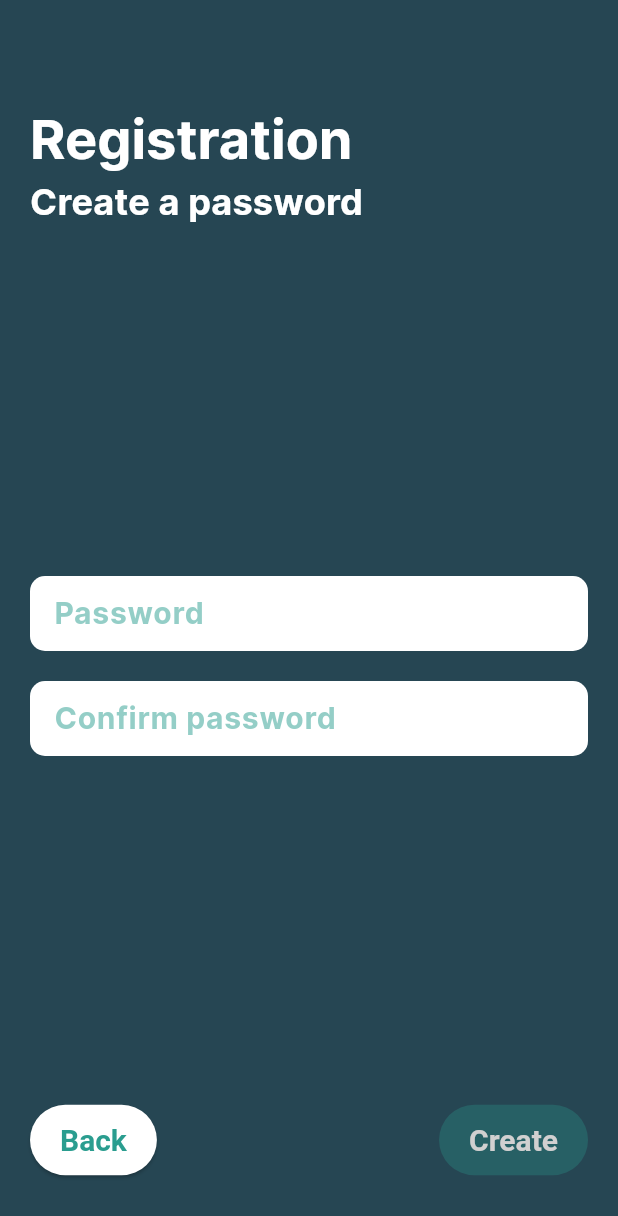
After one commit to stepan103ua/Flutter-Food-Delivery, a Flutter app: the RegisterView screen opened directly, swiped to page 3, on a phone screen of 412 x 824 dp. The commit adds this screen. Shown: the top 1216 px of the screen. Run offline on Flutter 3.47's test engine with Material 2 defaults, Android fonts, the phone set to English and light mode, and no system bars; our stand-ins replace bloc, equatable, firebase_auth, firebase_core, flutter_bloc; accounts and stored records are empty.

Commit message:
Create register password page

```diff
--- /dev/null
+++ b/lib/src/pages/auth/pages/register/pages/register_password.dart
@@ -0,0 +1,71 @@
+import 'package:flutter/material.dart';
+import 'package:flutter_bloc/flutter_bloc.dart';
+import 'package:food_delivery/src/widgets/app_text_field.dart';
+
+import '../../../../../values/strings.dart';
+import '../../../../../widgets/inverted_elevated_button.dart';
+import '../register_cubit/register_cubit.dart';
+
+class RegisterPassword extends StatelessWidget {
+  const RegisterPassword({super.key});
+
+  static const _subtitle = 'Create a password';
+  static const _passwordHint = 'Password';
+  static const _confirmPasswordHint = 'Confirm password';
+  static const _createText = 'Create';
+
+  @override
+  Widget build(BuildContext context) =>
+      BlocBuilder<RegisterCubit, RegisterState>(
+        builder: (context, state) => Padding(
+          padding: const EdgeInsets.symmetric(horizontal: 20),
+          child: Column(
+            crossAxisAlignment: CrossAxisAlignment.stretch,
+            children: [
+              Text(
+                _subtitle,
+                style: Theme.of(context).textTheme.titleMedium,
+              ),
+              const Spacer(),
+              AppTextField(
+                hint: _passwordHint,
+                onChanged: context.read<RegisterCubit>().onPasswordChanged,
+                isPassword: true,
+                isValid: state.password.isValid,
+              ),
+              const SizedBox(height: 20),
+              AppTextField(
+                hint: _confirmPasswordHint,
+                onChanged:
+                    context.read<RegisterCubit>().onConfirmPasswordChanged,
+                isPassword: true,
+                isValid: state.confirmPassword.isValid,
+              ),
+              const Spacer(),
+              Row(
+                mainAxisAlignment: MainAxisAlignment.spaceBetween,
+                children: [
+                  InvertedElevatedButton(
+                    onPressed: context.read<RegisterCubit>().previousPage,
+                    child: const Padding(
+                      padding: EdgeInsets.symmetric(horizontal: 20.0),
+                      child: Text(Strings.back),
+                    ),
+                  ),
+                  ElevatedButton(
+                    onPressed: state.canCreateAccount
+                        ? context.read<RegisterCubit>().onCreateAccount
+                        : null,
+                    child: const Padding(
+                      padding: EdgeInsets.symmetric(horizontal: 20.0),
+                      child: Text(_createText),
+                    ),
+                  )
+                ],
+              ),
+              const SizedBox(height: 40),
+            ],
+          ),
+        ),
+      );
+}
--- a/lib/src/pages/auth/pages/register/register_cubit/register_cubit.dart
+++ b/lib/src/pages/auth/pages/register/register_cubit/register_cubit.dart
@@ -27,6 +27,14 @@ class RegisterCubit extends Cubit<RegisterState> {
     final citiesSuggestions = await _repository.getCitiesSuggestions();
     emit(state.updatedCitiesSuggestions(citiesSuggestions));
   }
+
+  void onCreateAccount() {}
+
+  void onPasswordChanged(String? password) =>
+      emit(state.updatedPassword(password));
+
+  void onConfirmPasswordChanged(String? confirmPassword) =>
+      emit(state.updatedConfirmPassword(confirmPassword));
 
   void onNameChanged(String? name) => emit(state.updatedName(name));
 
--- a/lib/src/pages/auth/pages/register/register_cubit/register_state.dart
+++ b/lib/src/pages/auth/pages/register/register_cubit/register_state.dart
@@ -5,6 +5,8 @@ abstract class RegisterState extends Equatable {
   final ValidationModel name;
   final ValidationModel lastName;
   final ValidationModel email;
+  final ValidationModel password;
+  final ValidationModel confirmPassword;
   final CitySuggestion? city;
 
   final List<CitySuggestion> citiesSuggestions;
@@ -20,6 +22,8 @@ abstract class RegisterState extends Equatable {
     required this.city,
     required this.foundCitiesSuggestions,
     required this.query,
+    required this.confirmPassword,
+    required this.password,
   });
 
   bool get canGoToCity =>
@@ -31,6 +35,43 @@ abstract class RegisterState extends Equatable {
       email.isValid!;
 
   bool get canGoToPassword => canGoToCity && city != null;
+
+  bool get canCreateAccount =>
+      canGoToPassword &&
+      password.isValid != null &&
+      password.isValid! &&
+      confirmPassword.isValid != null &&
+      confirmPassword.isValid!;
+
+  RegisterState updatedPassword(String? password) => RegisterUpdated(
+        step: step,
+        name: name,
+        lastName: lastName,
+        email: email,
+        citiesSuggestions: citiesSuggestions,
+        city: city,
+        foundCitiesSuggestions: foundCitiesSuggestions,
+        query: query,
+        password: AppValidation.passwordValidation(password),
+        confirmPassword: confirmPassword,
+      );
+
+  RegisterState updatedConfirmPassword(String? confirmPassword) =>
+      RegisterUpdated(
+        step: step,
+        name: name,
+        lastName: lastName,
+        email: email,
+        citiesSuggestions: citiesSuggestions,
+        city: city,
+        foundCitiesSuggestions: foundCitiesSuggestions,
+        query: query,
+        password: password,
+        confirmPassword: AppValidation.confirmPasswordValidation(
+          basePassword: password.value,
+          confirmPassword: confirmPassword,
+        ),
+      );
 
   RegisterState updatedQuery({
     required List<CitySuggestion> foundCitiesSuggestions,
@@ -45,6 +86,8 @@ abstract class RegisterState extends Equatable {
         city: city,
         foundCitiesSuggestions: foundCitiesSuggestions,
         query: query,
+        password: password,
+        confirmPassword: confirmPassword,
       );
 
   RegisterState updatedCity(CitySuggestion city) => RegisterUpdated(
@@ -56,6 +99,8 @@ abstract class RegisterState extends Equatable {
         city: city,
         foundCitiesSuggestions: foundCitiesSuggestions,
         query: query,
+        password: password,
+        confirmPassword: confirmPassword,
       );
 
   RegisterState updatedStep(RegisterStep step) => RegisterUpdated(
@@ -67,6 +112,8 @@ abstract class RegisterState extends Equatable {
         city: city,
         foundCitiesSuggestions: foundCitiesSuggestions,
         query: query,
+        password: password,
+        confirmPassword: confirmPassword,
       );
 
   RegisterState updatedCitiesSuggestions(
@@ -81,6 +128,8 @@ abstract class RegisterState extends Equatable {
         city: city,
         foundCitiesSuggestions: citiesSuggestions,
         query: query,
+        password: password,
+        confirmPassword: confirmPassword,
       );
 
   RegisterState updatedName(String? name) => RegisterUpdated(
@@ -92,6 +141,8 @@ abstract class RegisterState extends Equatable {
         city: city,
         foundCitiesSuggestions: foundCitiesSuggestions,
         query: query,
+        password: password,
+        confirmPassword: confirmPassword,
       );
 
   RegisterState updatedLastName(String? lastName) => RegisterUpdated(
@@ -103,6 +154,8 @@ abstract class RegisterState extends Equatable {
         city: city,
         foundCitiesSuggestions: foundCitiesSuggestions,
         query: query,
+        password: password,
+        confirmPassword: confirmPassword,
       );
 
   RegisterState updatedEmail(String? email) => RegisterUpdated(
@@ -114,6 +167,8 @@ abstract class RegisterState extends Equatable {
         city: city,
         foundCitiesSuggestions: foundCitiesSuggestions,
         query: query,
+        password: password,
+        confirmPassword: confirmPassword,
       );
 
   @override
@@ -126,6 +181,8 @@ abstract class RegisterState extends Equatable {
         city,
         foundCitiesSuggestions,
         query,
+        password,
+        confirmPassword,
       ];
 }
 
@@ -139,6 +196,8 @@ class RegisterInitial extends RegisterState {
     super.city,
     super.foundCitiesSuggestions = const [],
     super.query = '',
+    super.password = const ValidationModel(value: ''),
+    super.confirmPassword = const ValidationModel(value: ''),
   });
 }
 
@@ -152,5 +211,7 @@ class RegisterUpdated extends RegisterState {
     required super.city,
     required super.foundCitiesSuggestions,
     required super.query,
+    required super.password,
+    required super.confirmPassword,
   });
 }
--- a/lib/src/pages/auth/pages/register/widgets/register_pageview.dart
+++ b/lib/src/pages/auth/pages/register/widgets/register_pageview.dart
@@ -1,6 +1,7 @@
 import 'package:flutter/material.dart';
 import 'package:flutter_bloc/flutter_bloc.dart';
 import 'package:food_delivery/src/pages/auth/pages/register/pages/register_city.dart';
+import 'package:food_delivery/src/pages/auth/pages/register/pages/register_password.dart';
 import 'package:food_delivery/src/pages/auth/pages/register/register_cubit/register_cubit.dart';
 
 import '../pages/register_info.dart';
@@ -37,14 +38,18 @@ class _RegisterPageViewState extends State<RegisterPageView> {
           _controller.animateToPage(
             state.step.index,
             duration: const Duration(milliseconds: 300),
-            curve: Curves.bounceInOut,
+            curve: Curves.easeIn,
           );
         },
         child: Expanded(
           child: PageView(
             controller: _controller,
             physics: const NeverScrollableScrollPhysics(),
-            children: const [RegisterInfo(), RegisterCity()],
+            children: const [
+              RegisterInfo(),
+              RegisterCity(),
+              RegisterPassword(),
+            ],
           ),
         ),
       );
--- a/lib/src/pages/auth/view/auth_page.dart
+++ b/lib/src/pages/auth/view/auth_page.dart
@@ -1,7 +1,5 @@
 import 'package:flutter/cupertino.dart';
-import 'package:flutter/material.dart';
 import 'package:flutter_bloc/flutter_bloc.dart';
-import 'package:food_delivery/src/navigation/navigation.dart';
 import 'package:food_delivery/src/pages/auth/auth_cubit/auth_cubit.dart';
 import 'package:food_delivery/src/pages/auth/view/auth_view.dart';
 import 'package:food_delivery/src/values/app_pages_names.dart';
--- a/lib/src/values/app_colors.dart
+++ b/lib/src/values/app_colors.dart
@@ -4,7 +4,7 @@ class AppColors {
   static const Color green = Color(0xff2A9D8F);
   static const Color white = Colors.white;
   static const Color lightGrey = Color.fromARGB(255, 209, 208, 208);
-  static const Color grey = Color(0x8D99AE);
+  static const Color grey = Color.fromRGBO(141, 153, 174, 1);
   static const Color greenBackground = Color(0xff264653);
   static const Color error = Colors.redAccent;
   static const Color hint = Color(0xff594C74);
--- a/lib/src/values/app_validation.dart
+++ b/lib/src/values/app_validation.dart
@@ -17,6 +17,23 @@ abstract class AppValidation {
     return ValidationModel(value: password, isValid: true);
   }
 
+  static ValidationModel confirmPasswordValidation({
+    required String? basePassword,
+    required String? confirmPassword,
+  }) {
+    final confirmPasswordValidation = passwordValidation(confirmPassword);
+
+    if (confirmPasswordValidation.isValid != null &&
+        !confirmPasswordValidation.isValid!) {
+      return confirmPasswordValidation;
+    }
+
+    return ValidationModel(
+      value: confirmPassword!,
+      isValid: basePassword == confirmPassword,
+    );
+  }
+
   static ValidationModel fieldValidation(String? field) {
     if (field == null || field.isEmpty) {
       return ValidationModel(value: field ?? '', isValid: false);
--- /dev/null
+++ b/lib/src/values/strings.dart
@@ -0,0 +1,4 @@
+abstract class Strings {
+  static const next = 'Next';
+  static const back = 'Back';
+}
--- a/lib/src/widgets/app_text_field.dart
+++ b/lib/src/widgets/app_text_field.dart
@@ -1,8 +1,9 @@
 import 'package:flutter/material.dart';
 import 'package:food_delivery/src/values/app_colors.dart';
 
-class AppTextField extends StatelessWidget {
+class AppTextField extends StatefulWidget {
   final String hint;
+  final String? value;
   final bool? isValid;
   final Function(String) onChanged;
   final bool? isPassword;
@@ -15,28 +16,48 @@ class AppTextField extends StatelessWidget {
     required this.onChanged,
     this.isPassword,
     this.suffixIcon,
+    this.value,
   });
 
   @override
+  State<AppTextField> createState() => _AppTextFieldState();
+}
+
+class _AppTextFieldState extends State<AppTextField> {
+  final controller = TextEditingController();
+  @override
+  void initState() {
+    controller.text = widget.value ?? '';
+    super.initState();
+  }
+
+  @override
+  void dispose() {
+    controller.dispose();
+    super.dispose();
+  }
+
+  @override
   Widget build(BuildContext context) => TextField(
+        controller: controller,
         decoration: InputDecoration(
-          hintText: hint,
+          hintText: widget.hint,
           suffixIcon: Padding(
             padding: const EdgeInsets.symmetric(horizontal: 8.0),
             child: Row(
               mainAxisSize: MainAxisSize.min,
               children: [
-                isValid != null
-                    ? _ValidationStatus(isValid: isValid!)
+                widget.isValid != null
+                    ? _ValidationStatus(isValid: widget.isValid!)
                     : Container(),
-                suffixIcon ?? Container(),
+                widget.suffixIcon ?? Container(),
               ],
             ),
           ),
         ),
-        onChanged: onChanged,
-        obscureText: isPassword ?? false,
-        enableSuggestions: !(isPassword ?? false),
+        onChanged: widget.onChanged,
+        obscureText: widget.isPassword ?? false,
+        enableSuggestions: !(widget.isPassword ?? false),
         style: Theme.of(context).textTheme.bodyLarge,
       );
 }
```
Also changed, not shown: lib/src/pages/auth/pages/register/pages/register_city.dart (+8 -4 lines), lib/src/pages/auth/pages/register/pages/register_info.dart (+6 -2 lines), lib/src/pages/auth/pages/register/register_cubit/register_step_enum.dart (+0 -13 lines).
